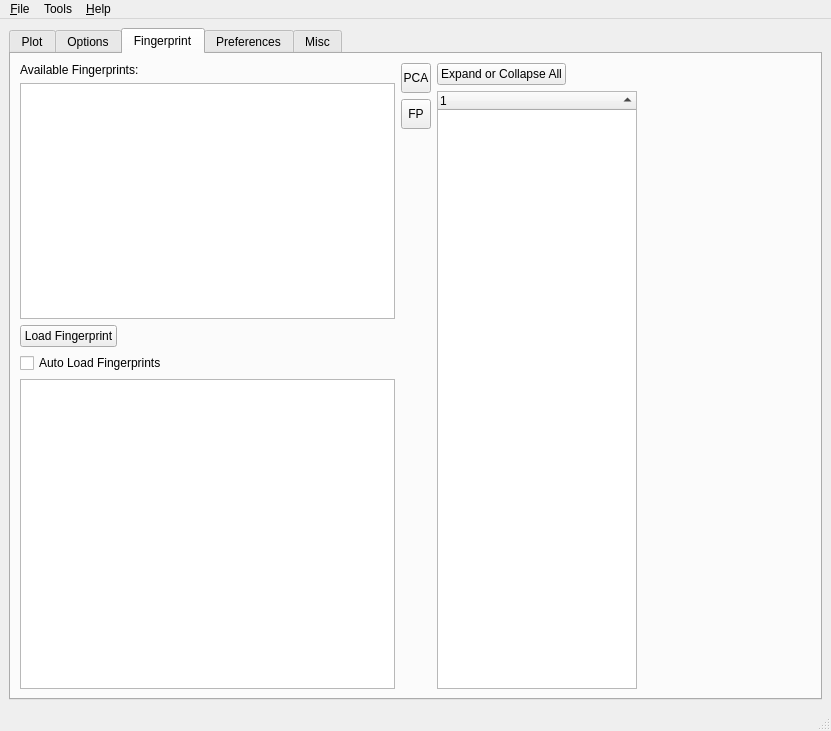
Qt form SimpleView/main.ui (mfitzp/toolz) before a commit.
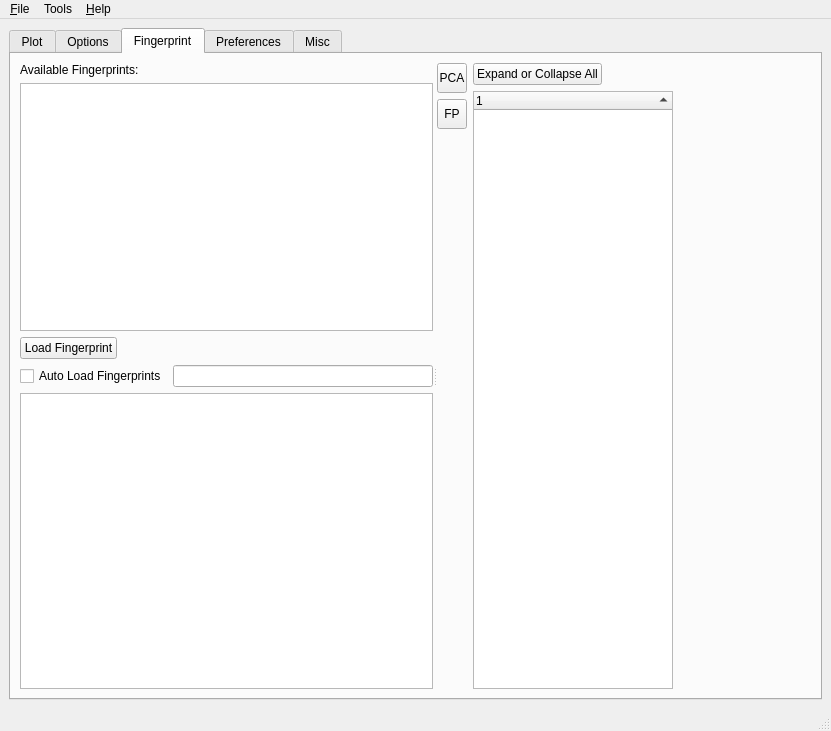
The same form after that commit. The open tabs and pages were chosen to show the change. Icons and pictures are not drawn. Custom widgets are drawn as their Qt base class.

```diff
--- a/SimpleView/main.ui
+++ b/SimpleView/main.ui
@@ -1235,6 +1235,11 @@
        </attribute>
        <layout class="QHBoxLayout" >
         <item>
+         <widget class="QSplitter" name="splitter" >
+          <property name="orientation" >
+           <enum>Qt::Horizontal</enum>
+          </property>
+          <widget class="QWidget" name="" >
          <layout class="QVBoxLayout" >
           <item>
            <layout class="QVBoxLayout" >
@@ -1272,6 +1277,10 @@
               </item>
              </layout>
             </item>
+             </layout>
+            </item>
+            <item>
+             <layout class="QHBoxLayout" >
             <item>
              <widget class="QCheckBox" name="autoLoadFP_CB" >
               <property name="text" >
@@ -1279,13 +1288,22 @@
               </property>
              </widget>
             </item>
+              <item>
+               <widget class="QLineEdit" name="curFPName_LE" >
+                <property name="readOnly" >
+                 <bool>true</bool>
+                </property>
+               </widget>
+              </item>
            </layout>
           </item>
           <item>
            <widget class="CustomTable" name="fingerPTable" />
           </item>
          </layout>
-        </item>
+          </widget>
+          <widget class="QWidget" name="" >
+           <layout class="QHBoxLayout" >
         <item>
          <layout class="QVBoxLayout" >
           <item>
@@ -1383,6 +1401,10 @@
            </widget>
           </item>
          </layout>
+            </item>
+           </layout>
+          </widget>
+         </widget>
         </item>
        </layout>
       </widget>
```
Lines whose indentation alone changed are shown as unchanged.
